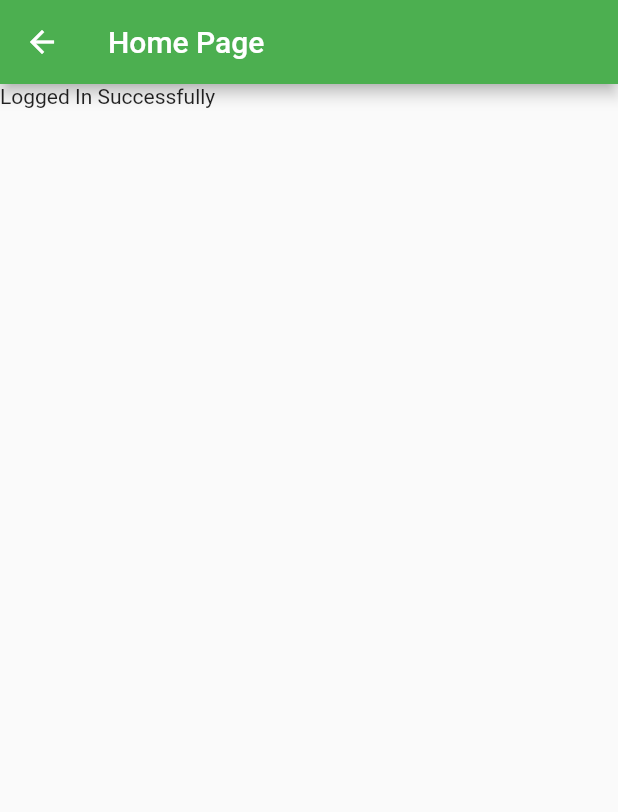
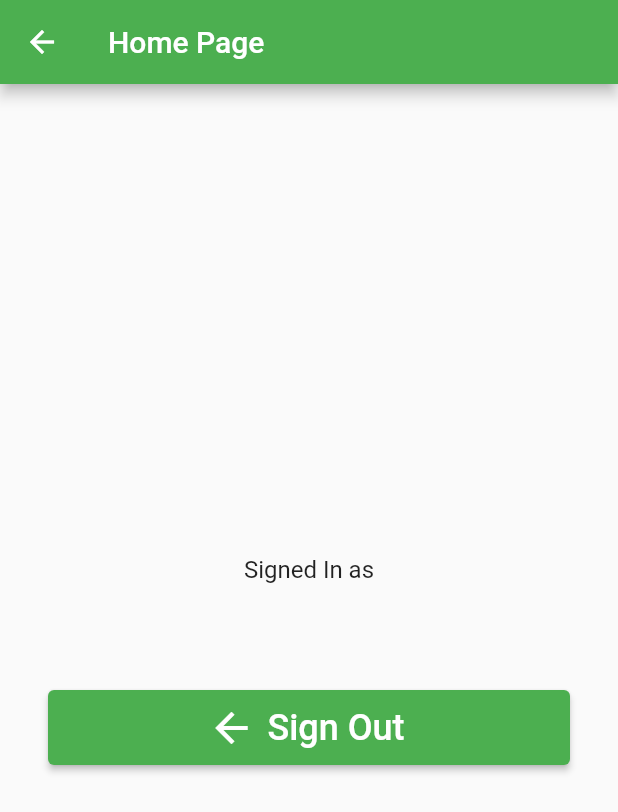
Before and after one commit to SIH-ClapForKrishna/fishook-app, a Flutter app: the screen it shows once a user with an empty profile is signed in, on a phone screen of 412 x 824 dp. Shown: the top 812 px of the screen. Run offline on Flutter 3.47's test engine with Material 2 defaults, Android fonts, the phone set to English and light mode, and no system bars; our stand-ins replace firebase_auth, firebase_core, lottie; accounts and stored records are empty; network calls fail; project files that could hold a hidden picture were left out.

Commit message:
Set up Sign Out Button, Auth System complete

```diff
--- a/lib/home_screen.dart
+++ b/lib/home_screen.dart
@@ -1,4 +1,5 @@
 import 'package:flutter/material.dart';
+import 'package:firebase_auth/firebase_auth.dart';
 
 class HomePage extends StatelessWidget {
   const HomePage({Key? key}) : super(key: key);
@@ -7,9 +8,38 @@ class HomePage extends StatelessWidget {
 
   @override
   Widget build(BuildContext context){
+    final user = FirebaseAuth.instance.currentUser!;
     return Scaffold(
       appBar: AppBar(title: const Text(_title)),
-      body: const Text('Logged In Successfully'),
+      body: Padding(
+        padding: const EdgeInsets.all(32),
+        child: Column(
+          mainAxisAlignment: MainAxisAlignment.center,
+          children: [
+            const Text(
+              'Signed In as',
+              style: TextStyle(fontSize: 16),
+            ),
+            const SizedBox(height: 8),
+            Text(
+              user.email!,
+              style: const TextStyle(fontSize: 20),
+            ),
+            const SizedBox(height: 40),
+            ElevatedButton.icon(
+              style: ElevatedButton.styleFrom(
+                minimumSize: const Size.fromHeight(50),
+              ),
+              icon: const Icon(Icons.arrow_back, size: 32),
+              label: const Text(
+                'Sign Out',
+                style: TextStyle(fontSize: 24),
+              ),
+              onPressed: () => FirebaseAuth.instance.signOut(),
+            ),
+          ],
+        )
+      ),
     );
   }
 }
--- a/lib/login_screen.dart
+++ b/lib/login_screen.dart
@@ -77,11 +77,8 @@ class _MyStatefulWidgetState extends State<MyStatefulWidget> {
                 height: 50,
                 padding: const EdgeInsets.fromLTRB(10, 0, 10, 0),
                 child: ElevatedButton(
+                  onPressed: signIn,
                   child: const Text('Login'),
-                  onPressed: () {
-                    print(nameController.text);
-                    print(passwordController.text);
-                  },
                 )
             ),
             Row(
```
